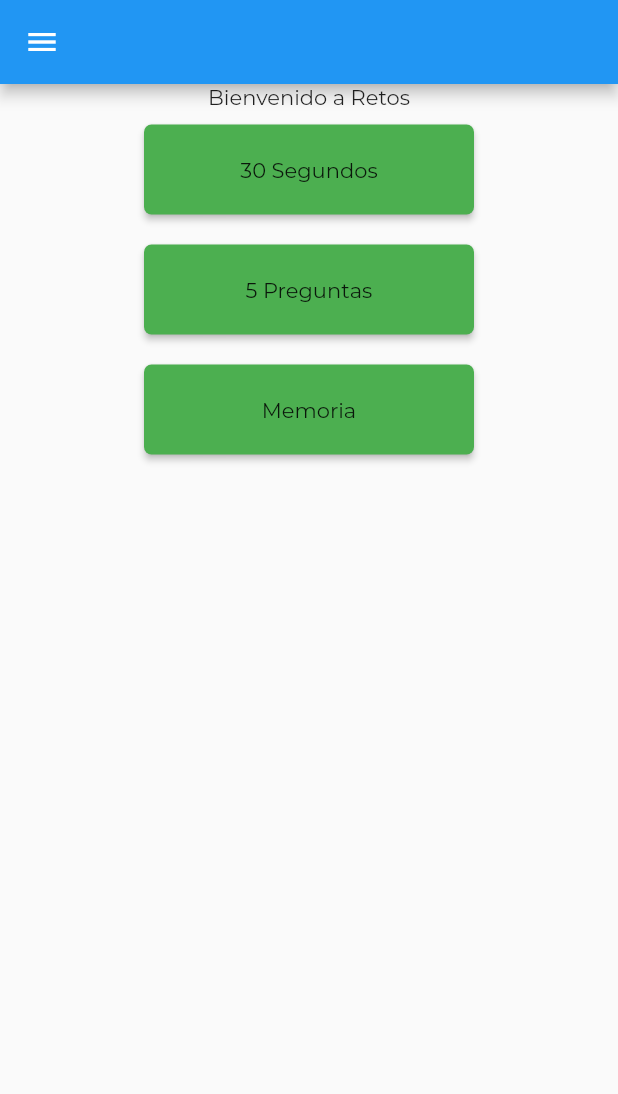
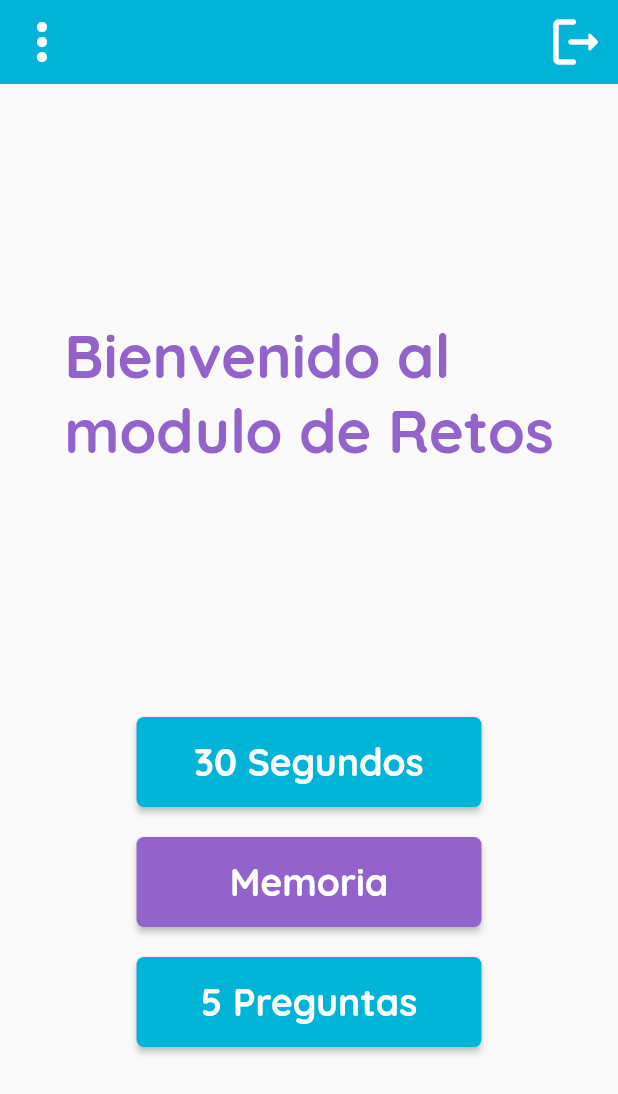
Before and after one commit to JuanFerr1098/ProyectoIntegrador1, a Flutter app: the TipoReto screen opened by its route, on a phone screen of 412 x 824 dp. Shown: the top 1094 px of the screen. Run offline on Flutter 3.47's test engine with Material 2 defaults, Android fonts, the phone set to English and light mode, and no system bars; our stand-ins replace carousel_slider, cloud_firestore, firebase_auth, firebase_core, fluttertoast, shared_preferences and 1 more; accounts and stored records are empty; network calls fail; project files that could hold a hidden picture were left out.

Commit message:
colore en parte de retos

```diff
--- a/newtonapp/lib/pages/aprendizaje/aprendizaje.dart
+++ b/newtonapp/lib/pages/aprendizaje/aprendizaje.dart
@@ -80,14 +80,15 @@ class Aprendizaje extends StatelessWidget {
               mainAxisAlignment: MainAxisAlignment.center,
               children: <Widget>[
                 botonSuma(context),
-            botonResta(context),
-              ]
+                botonDiv(context),
+                     ]
             ),
             Row(
               mainAxisAlignment: MainAxisAlignment.center,
               children: <Widget>[
               botonMult(context),
-            botonDiv(context),
+
+            botonResta(context),
               ]
             ),
 
@@ -134,7 +135,7 @@ class Aprendizaje extends StatelessWidget {
         child: MaterialButton(
           minWidth: 150.0,
           height: 150.0,
-          color: const Color.fromRGBO( 0, 180, 216, 1),//turquesa
+          color: const Color.fromRGBO( 145, 99, 203, 1),//turquesa
           //color: Colors.white,
           shape: RoundedRectangleBorder(
             borderRadius: BorderRadius.circular(10.0),
@@ -176,7 +177,7 @@ class Aprendizaje extends StatelessWidget {
         child: MaterialButton(
          minWidth: 150.0,
           height: 150.0,
-          color: const Color.fromRGBO( 160, 108, 213, 1),
+          color: const Color.fromRGBO( 0, 180, 216, 1),
           shape: RoundedRectangleBorder(
             borderRadius: BorderRadius.circular(10.0),
           ),
--- a/newtonapp/lib/pages/retos/tipo_reto.dart
+++ b/newtonapp/lib/pages/retos/tipo_reto.dart
@@ -2,6 +2,7 @@ import 'package:flutter/material.dart';
 import 'package:flutter/services.dart';
 import 'package:newtonapp/pages/retos/retos.dart';
 import 'package:newtonapp/shared/drawer_menu.dart';
+import 'package:flutter/widgets.dart';
 
 class TipoReto extends StatelessWidget {
   TipoReto({Key? key}) : super(key: key);
@@ -12,21 +13,52 @@ class TipoReto extends StatelessWidget {
     SystemChrome.setPreferredOrientations(
         [DeviceOrientation.portraitDown, DeviceOrientation.portraitUp]);
     return Scaffold(
-      appBar: AppBar(), // Organizar
+      appBar: myAppBar(context), // Organizar
       drawer: DrawerMenu(),
       body: Column(
+
         children: <Widget>[
-          texto(),
-          botonTipoReto(context, 'time30s', '30 Segundos'),
+          Container(
+            height: MediaQuery.of(context).size.height * .5,
+            child: Column(
+              mainAxisAlignment: MainAxisAlignment.center,
+              crossAxisAlignment: CrossAxisAlignment.start,
+              children: <Widget>[
+                texto(),
+              ],
+            ),
+          ),
+          Container(
+            //height: MediaQuery.of(context).size.height * .5,
+            child: Column(
+                            mainAxisAlignment: MainAxisAlignment.center,
+              crossAxisAlignment: CrossAxisAlignment.center,
+              children: <Widget>[
+                 botonTipoReto(context, 'time30s', '30 Segundos'),
+                 botonTipoReto2(context, 'memory', 'Memoria'),
           botonTipoReto(context, '5preg', '5 Preguntas'),
-          botonTipoReto2(context, 'memory', 'Memoria'),
+
+              ],
+            ),
+          ),
+
         ],
       ),
     );
   }
 
   Widget texto() {
-    return const Text('Bienvenido a Retos');
+    return const  Text(
+              'Bienvenido al \nmodulo de Retos',
+
+              style: TextStyle(
+                color: const Color.fromRGBO( 145, 99, 203, 1),
+                //color: Colors.white,
+                fontFamily: 'QBold',
+                fontWeight: FontWeight.bold,
+                fontSize: 40.0,
+              ),
+            );
   }
 
   Widget botonTipoReto(context, String tipo, String texto) {
@@ -34,20 +66,29 @@ class TipoReto extends StatelessWidget {
         padding: const EdgeInsets.all(10),
         alignment: Alignment.center,
         child: MaterialButton(
-          minWidth: 220.0,
+          minWidth: 230.0,
           height: 60.0,
-          color: Colors.green,
+          color: const Color.fromRGBO( 0, 180, 216, 1),
           shape: RoundedRectangleBorder(
             borderRadius: BorderRadius.circular(5.0),
           ),
           onPressed: () {
             crearReto.add(tipo);
             Navigator.push(
-                context, MaterialPageRoute(
+                context,
+                MaterialPageRoute(
                     builder: (BuildContext context) =>
                         Retos(crearReto: crearReto)));
           },
-          child: Text(texto),
+          child: Text(texto,
+
+          style: TextStyle(
+              fontFamily: 'QBold',
+              color: Colors.white,
+              fontSize: 25.0,
+              fontWeight: FontWeight.bold,)
+
+          ),
         ));
   }
 
@@ -56,16 +97,51 @@ class TipoReto extends StatelessWidget {
         padding: const EdgeInsets.all(10),
         alignment: Alignment.center,
         child: MaterialButton(
-          minWidth: 220.0,
+          minWidth: 230.0,
           height: 60.0,
-          color: Colors.green,
+          color: const Color.fromRGBO( 145, 99, 203, 1),
           shape: RoundedRectangleBorder(
             borderRadius: BorderRadius.circular(5.0),
           ),
           onPressed: () {
             Navigator.of(context).pushNamed('ComingSoon');
           },
-          child: Text(texto),
+          child: Text(texto,
+          style: TextStyle(
+              fontFamily: 'QBold',
+              color: Colors.white,
+              fontSize: 25.0,
+              fontWeight: FontWeight.bold,
+            ),
+          ),
         ));
   }
+
+  PreferredSizeWidget? myAppBar(context) {
+    return AppBar(
+      backgroundColor:  const Color.fromRGBO( 0, 180, 216, 1),
+      elevation: 0.0,
+      leading: Builder(builder: (context) {
+        return IconButton(
+          iconSize: 40.0,
+          icon: const Icon(Icons.more_vert),
+          color: Colors.white,
+          onPressed: () => Scaffold.of(context).openDrawer(),
+        );
+      }),
+      actions: <Widget>[
+        IconButton(
+          //atras
+          iconSize: 40.0,
+          onPressed: () async {
+           // await _authS.logOut();
+            Navigator.of(context)
+                .pushNamedAndRemoveUntil('/', (Route<dynamic> route) => false);
+          },
+          icon: const Icon(Icons.logout_rounded),
+          color: Colors.white,
+        ),
+      ],
+    );
+  }
 }
```
